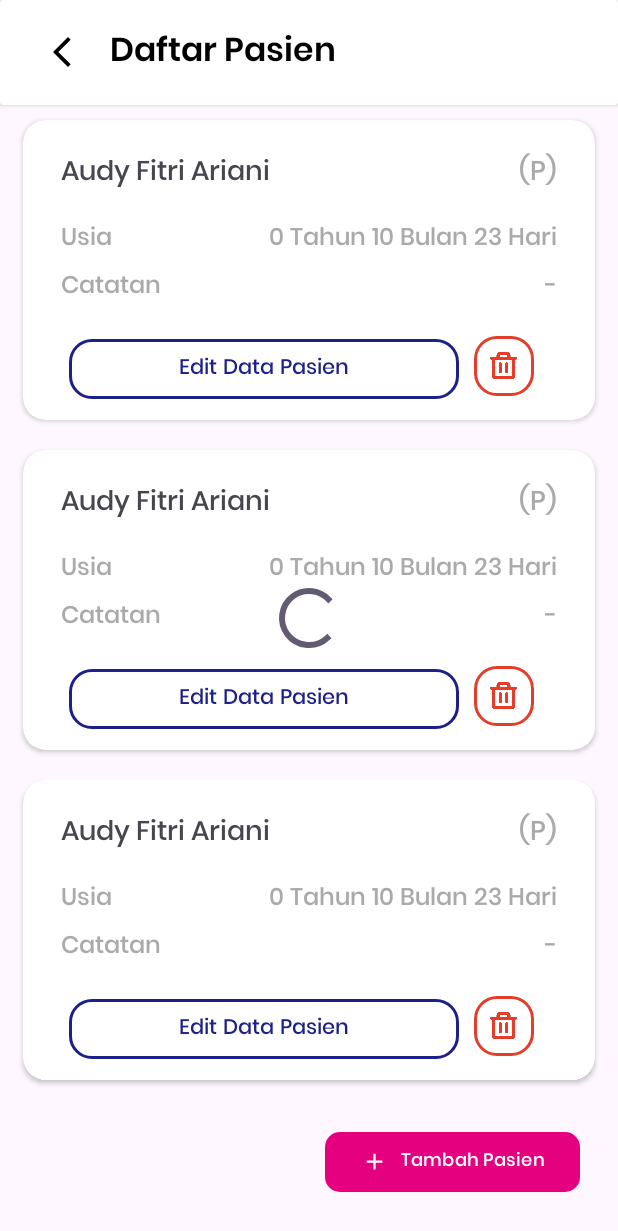
After one commit to Afaryn/AndroidProject_ImunisasiKu, an Android app: the layout activity_pasien.xml on its own in the app's theme, with its tools: preview values and no code run, on a phone screen of 412 x 824 dp. The commit adds this screen. Shown: the top 1231 px of the screen. Run offline under Robolectric (Android 15) with nearby library versions, the phone set to English and light mode, and no system bars.

Commit message:
feat: Show and Add Pasien

```diff
--- a/app/src/main/AndroidManifest.xml
+++ b/app/src/main/AndroidManifest.xml
@@ -15,6 +15,9 @@
         android:supportsRtl="true"
         android:theme="@style/Theme.ImunisasiKu"
         tools:targetApi="31">
+        <activity
+            android:name=".presentation.pasien.PasienActivity"
+            android:exported="false" />
         <activity
             android:name=".presentation.pasien.TambahPasienActivity"
             android:exported="false" />
--- a/app/src/main/java/com/afaryn/imunisasiku/utils/Constants.kt
+++ b/app/src/main/java/com/afaryn/imunisasiku/utils/Constants.kt
@@ -2,4 +2,5 @@ package com.afaryn.imunisasiku.utils
 
 object Constants {
     const val USER_COLLECTION = "user"
+    const val PASIEN_COLLECTION = "pasien"
 }
--- /dev/null
+++ b/app/src/main/res/layout/activity_pasien.xml
@@ -0,0 +1,79 @@
+<?xml version="1.0" encoding="utf-8"?>
+<androidx.constraintlayout.widget.ConstraintLayout xmlns:android="http://schemas.android.com/apk/res/android"
+    xmlns:app="http://schemas.android.com/apk/res-auto"
+    xmlns:tools="http://schemas.android.com/tools"
+    android:layout_width="match_parent"
+    android:layout_height="match_parent"
+    tools:context=".presentation.pasien.PasienActivity">
+
+        <androidx.cardview.widget.CardView
+            android:id="@+id/cv_app_bar"
+            android:layout_width="match_parent"
+            android:layout_height="70dp"
+            app:layout_constraintTop_toTopOf="parent">
+
+            <LinearLayout
+                android:layout_width="match_parent"
+                android:layout_height="match_parent"
+                android:orientation="horizontal">
+
+                <com.google.android.material.button.MaterialButton
+                    android:id="@+id/btn_back"
+                    style="@style/Widget.MaterialComponents.Button.IconOnly"
+                    android:layout_width="48dp"
+                    android:layout_height="48dp"
+                    android:layout_gravity="center_vertical"
+                    android:layout_marginStart="20dp"
+                    android:background="@android:color/transparent"
+                    app:icon="@drawable/ic_back"
+                    app:iconSize="24dp"
+                    app:iconPadding="5dp"
+                    app:iconTint="@color/black" />
+
+                <TextView
+                    android:id="@+id/tv_register_akun"
+                    android:layout_width="wrap_content"
+                    android:layout_height="wrap_content"
+                    android:layout_gravity="center_vertical"
+                    android:fontFamily="@font/poppins_semibold"
+                    android:text="@string/daftar_pasien"
+                    android:layout_marginStart="5dp"
+                    android:textColor="@color/black"
+                    android:textSize="22sp" />
+            </LinearLayout>
+        </androidx.cardview.widget.CardView>
+
+        <androidx.recyclerview.widget.RecyclerView
+            android:id="@+id/rv_pasien"
+            android:layout_width="wrap_content"
+            android:layout_height="0dp"
+            app:layout_constraintTop_toBottomOf="@id/cv_app_bar"
+            app:layout_constraintBottom_toBottomOf="parent"
+            app:layout_constraintStart_toStartOf="parent"
+            app:layout_constraintEnd_toEndOf="parent"
+            tools:listitem="@layout/item_pasien"/>
+
+        <com.google.android.material.button.MaterialButton
+            android:id="@+id/btn_tambah_pasien"
+            android:layout_width="0dp"
+            android:layout_height="wrap_content"
+            android:layout_marginTop="10dp"
+            android:fontFamily="@font/poppins_medium"
+            android:text="@string/tambah_pasien"
+            android:textSize="12sp"
+            app:cornerRadius="10dp"
+            app:icon="@drawable/vector_add"
+            android:layout_margin="25dp"
+            app:layout_constraintEnd_toEndOf="parent"
+            app:layout_constraintBottom_toBottomOf="parent"/>
+
+    <ProgressBar
+        android:id="@+id/progress_bar"
+        android:layout_width="wrap_content"
+        android:layout_height="wrap_content"
+        app:layout_constraintStart_toStartOf="parent"
+        app:layout_constraintTop_toTopOf="parent"
+        app:layout_constraintEnd_toEndOf="parent"
+        app:layout_constraintBottom_toBottomOf="parent"/>
+
+</androidx.constraintlayout.widget.ConstraintLayout>
--- /dev/null
+++ b/app/src/main/res/layout/item_pasien.xml
@@ -0,0 +1,136 @@
+<?xml version="1.0" encoding="utf-8"?>
+<LinearLayout xmlns:android="http://schemas.android.com/apk/res/android"
+    xmlns:app="http://schemas.android.com/apk/res-auto"
+    xmlns:tools="http://schemas.android.com/tools"
+    android:layout_width="match_parent"
+    android:layout_height="220dp"
+    android:orientation="vertical">
+
+    <androidx.cardview.widget.CardView
+        android:layout_width="match_parent"
+        android:layout_height="match_parent"
+        android:layout_marginStart="15dp"
+        android:layout_marginTop="10dp"
+        android:layout_marginEnd="15dp"
+        android:layout_marginBottom="10dp"
+        app:cardCornerRadius="15dp">
+
+        <RelativeLayout
+            android:layout_width="match_parent"
+            android:layout_height="match_parent">
+
+            <TextView
+                android:id="@+id/tv_nama_pasien"
+                android:layout_width="wrap_content"
+                android:layout_height="wrap_content"
+                android:layout_marginStart="25dp"
+                android:layout_marginTop="20dp"
+                android:fontFamily="@font/poppins_medium"
+                android:textSize="18sp"
+                tools:text="Audy Fitri Ariani" />
+
+            <TextView
+                android:id="@+id/tv_holder_usia"
+                android:layout_width="wrap_content"
+                android:layout_height="wrap_content"
+                android:layout_below="@id/tv_nama_pasien"
+                android:layout_alignStart="@id/tv_nama_pasien"
+                android:layout_marginTop="15dp"
+                android:fontFamily="@font/poppins_medium"
+                android:text="@string/usia"
+                android:textColor="@android:color/darker_gray"
+                android:textSize="16sp" />
+
+            <TextView
+                android:id="@+id/tv_holder_catatan"
+                android:layout_width="wrap_content"
+                android:layout_height="wrap_content"
+                android:layout_below="@id/tv_holder_usia"
+                android:layout_alignStart="@id/tv_nama_pasien"
+                android:layout_marginTop="5dp"
+                android:fontFamily="@font/poppins_medium"
+                android:text="@string/catatan"
+                android:textColor="@android:color/darker_gray"
+                android:textSize="16sp" />
+
+            <TextView
+                android:id="@+id/tv_jenis_kelamin"
+                android:layout_width="wrap_content"
+                android:layout_height="wrap_content"
+                android:layout_alignParentEnd="true"
+                android:layout_marginTop="20dp"
+                android:layout_marginEnd="25dp"
+                android:fontFamily="@font/poppins_medium"
+                android:textColor="@android:color/darker_gray"
+                android:textSize="18sp"
+                tools:text="(P)" />
+
+            <TextView
+                android:id="@+id/tv_usia"
+                android:layout_width="wrap_content"
+                android:layout_height="wrap_content"
+                android:layout_alignTop="@id/tv_holder_usia"
+                android:layout_alignEnd="@id/tv_jenis_kelamin"
+                android:layout_alignBottom="@id/tv_holder_usia"
+                android:fontFamily="@font/poppins_medium"
+                android:textColor="@android:color/darker_gray"
+                android:textSize="16sp"
+                tools:text="0 Tahun 10 Bulan 23 Hari" />
+
+            <TextView
+                android:id="@+id/tv_catatan"
+                android:layout_width="wrap_content"
+                android:layout_height="wrap_content"
+                android:layout_alignTop="@id/tv_holder_catatan"
+                android:layout_alignEnd="@id/tv_jenis_kelamin"
+                android:layout_alignBottom="@id/tv_holder_catatan"
+                android:ellipsize="end"
+                android:fontFamily="@font/poppins_medium"
+                android:maxLength="20"
+                android:textColor="@android:color/darker_gray"
+                android:textSize="16sp"
+                tools:text="-" />
+
+            <LinearLayout
+                android:layout_width="match_parent"
+                android:layout_height="wrap_content"
+                android:layout_alignParentBottom="true"
+                android:layout_marginHorizontal="25dp"
+                android:orientation="horizontal"
+                android:paddingHorizontal="5dp"
+                android:paddingBottom="10dp">
+
+                <com.google.android.material.button.MaterialButton
+                    android:id="@+id/btn_edit_pasien"
+                    android:layout_width="0dp"
+                    android:layout_height="48dp"
+                    android:layout_weight="1"
+                    android:fontFamily="@font/poppins_medium"
+                    android:text="@string/edit_data_pasien"
+                    android:textColor="@color/dark_blue"
+                    app:backgroundTint="@android:color/transparent"
+                    app:cornerRadius="15dp"
+                    app:strokeColor="@color/dark_blue"
+                    app:strokeWidth="2dp" />
+
+                <com.google.android.material.button.MaterialButton
+                    android:id="@+id/btn_hapus"
+                    style="@style/Widget.MaterialComponents.Button.IconOnly"
+                    android:layout_width="40dp"
+                    android:layout_height="40dp"
+                    android:layout_marginHorizontal="10dp"
+                    android:stateListAnimator="@null"
+                    app:backgroundTint="@android:color/transparent"
+                    app:cornerRadius="15dp"
+                    app:icon="@drawable/vector_trash"
+                    app:iconTint="@color/orange"
+                    app:strokeColor="@color/orange"
+                    app:strokeWidth="2dp" />
+
+            </LinearLayout>
+
+        </RelativeLayout>
+
+    </androidx.cardview.widget.CardView>
+
+</LinearLayout>
--- a/app/src/main/res/values/colors.xml
+++ b/app/src/main/res/values/colors.xml
@@ -7,4 +7,5 @@
     <color name="pale_pink">#FFC1E4</color>
     <color name="blue">#3D50DF</color>
     <color name="dark_blue">#1D2089</color>
+    <color name="orange">#E43E2B</color>
 </resources>
--- a/app/src/main/res/values/strings.xml
+++ b/app/src/main/res/values/strings.xml
@@ -45,5 +45,7 @@
     <string name="nik">NIK*</string>
     <string name="catatan">Catatan</string>
     <string name="simpan">Simpan</string>
+    <string name="usia">Usia</string>
+    <string name="edit_data_pasien">Edit Data Pasien</string>
 
 </resources>
```
Also changed, not shown: app/build.gradle.kts (+5 -2 lines), app/src/main/java/com/afaryn/imunisasiku/model/Pasien.kt (+8 -2 lines), app/src/main/java/com/afaryn/imunisasiku/presentation/home/MainFragment.kt (+22 -3 lines), app/src/main/java/com/afaryn/imunisasiku/presentation/pasien/PasienActivity.kt (added, +72 -0 lines), app/src/main/java/com/afaryn/imunisasiku/presentation/pasien/TambahPasienActivity.kt (+115 -3 lines), app/src/main/java/com/afaryn/imunisasiku/presentation/pasien/adapter/PasienAdapter.kt (added, +51 -0 lines), app/src/main/java/com/afaryn/imunisasiku/presentation/pasien/viewmodel/PasienViewModel.kt (added, +58 -0 lines), app/src/main/java/com/afaryn/imunisasiku/utils/Extensions.kt (+21 -0 lines), app/src/main/res/layout/activity_tambah_pasien.xml (+6 -5 lines).
